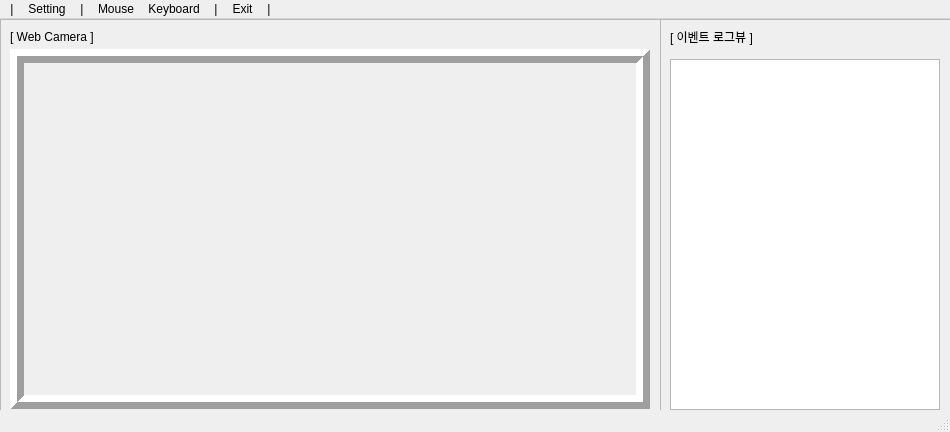
KimDaeYoung42/Virtual_Mouse_Project, file UI_App_WebCam (Develop_Mode).ui: the form before one commit.
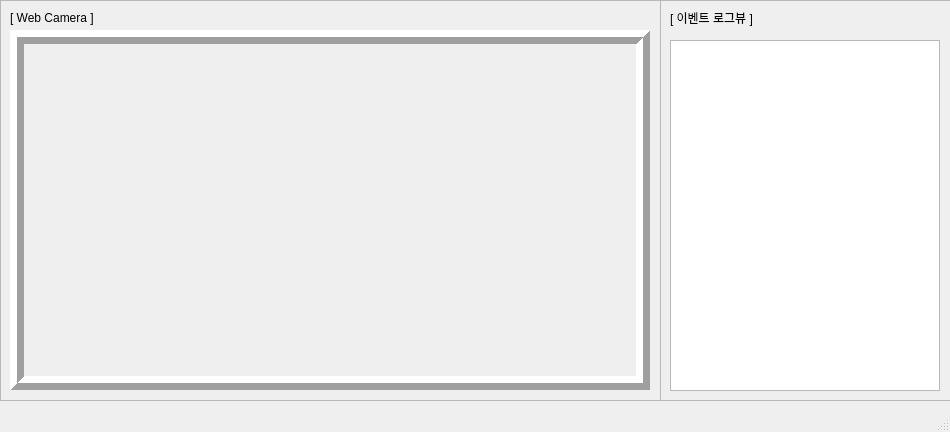
The form after the commit. Icons and pictures are not drawn.

```diff
--- a/UI_App_WebCam (Develop_Mode).ui
+++ b/UI_App_WebCam (Develop_Mode).ui
@@ -111,64 +111,6 @@
     </widget>
    </widget>
   </widget>
-  <widget class="QMenuBar" name="menubar">
-   <property name="geometry">
-    <rect>
-     <x>0</x>
-     <y>0</y>
-     <width>950</width>
-     <height>21</height>
-    </rect>
-   </property>
-   <widget class="QMenu" name="menuSETTING">
-    <property name="title">
-     <string>Setting</string>
-    </property>
-   </widget>
-   <widget class="QMenu" name="menuMOUSE">
-    <property name="title">
-     <string>Mouse</string>
-    </property>
-   </widget>
-   <widget class="QMenu" name="menuKEYBOARD">
-    <property name="title">
-     <string>Keyboard</string>
-    </property>
-   </widget>
-   <widget class="QMenu" name="menuEXIT">
-    <property name="title">
-     <string>Exit</string>
-    </property>
-   </widget>
-   <widget class="QMenu" name="menu">
-    <property name="title">
-     <string>|</string>
-    </property>
-   </widget>
-   <widget class="QMenu" name="menu_2">
-    <property name="title">
-     <string>|</string>
-    </property>
-   </widget>
-   <widget class="QMenu" name="menu_3">
-    <property name="title">
-     <string>|</string>
-    </property>
-   </widget>
-   <widget class="QMenu" name="menu_4">
-    <property name="title">
-     <string>|</string>
-    </property>
-   </widget>
-   <addaction name="menu_3"/>
-   <addaction name="menuSETTING"/>
-   <addaction name="menu_2"/>
-   <addaction name="menuMOUSE"/>
-   <addaction name="menuKEYBOARD"/>
-   <addaction name="menu"/>
-   <addaction name="menuEXIT"/>
-   <addaction name="menu_4"/>
-  </widget>
   <widget class="QStatusBar" name="statusbar"/>
  </widget>
  <resources/>
```
Left out of the diff: 47 changed lines with no effect on the pictures.
